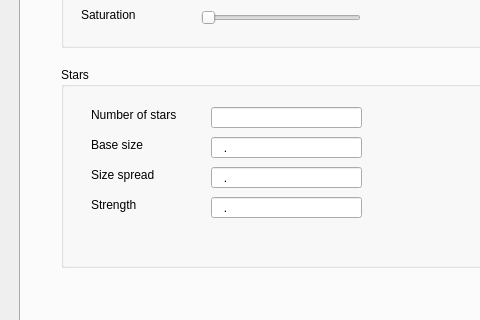
This is mainwindow.ui in leuat/gamer as Qt 5 draws it before an edit; both pictures show x 0 to 480 and y 204 to 524 of the 1215 by 815 pixel window. The edited form follows.
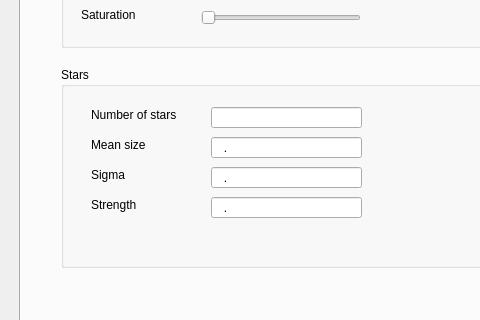
This is the edited form. The open tabs and pages were chosen to show the change. Icons and pictures are not drawn. Custom widgets are drawn as their Qt base class.

```diff
--- a/mainwindow.ui
+++ b/mainwindow.ui
@@ -1337,7 +1337,7 @@
         </rect>
        </property>
        <property name="text">
-        <string>Base size</string>
+        <string>Mean size</string>
        </property>
       </widget>
       <widget class="QLineEdit" name="leBaseSize">
@@ -1385,7 +1385,7 @@
         </rect>
        </property>
        <property name="text">
-        <string>Size spread</string>
+        <string>Sigma</string>
        </property>
       </widget>
       <widget class="QLabel" name="label_42">
```
Left out of the diff: 26 changed lines with no effect on the pictures.
